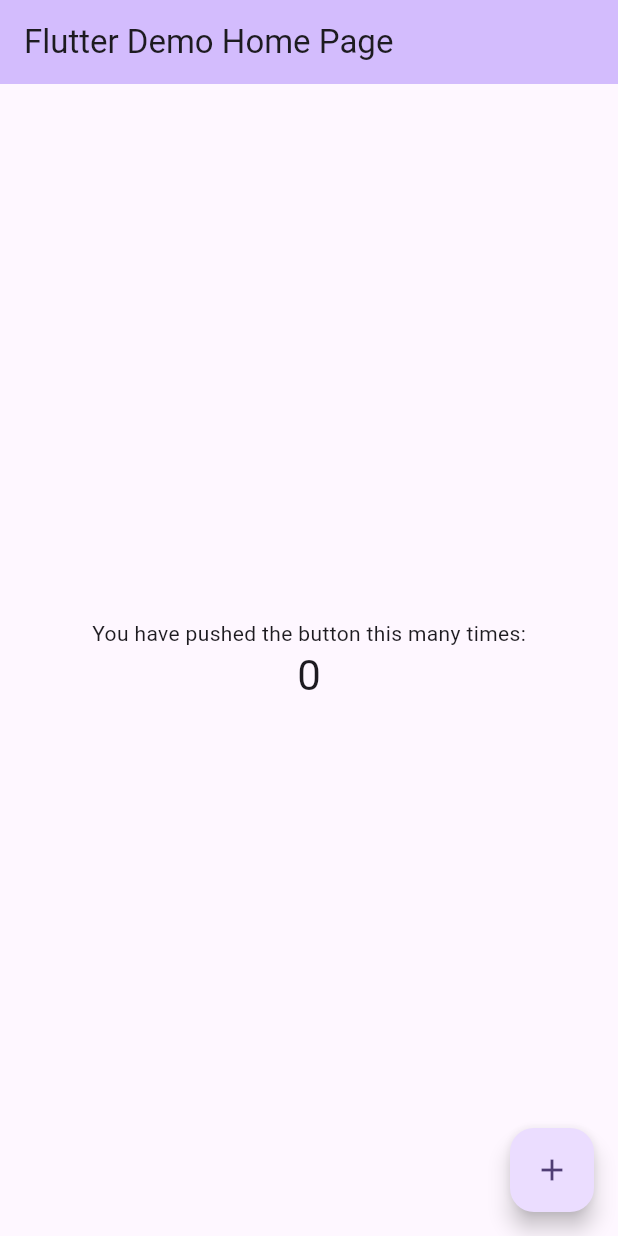
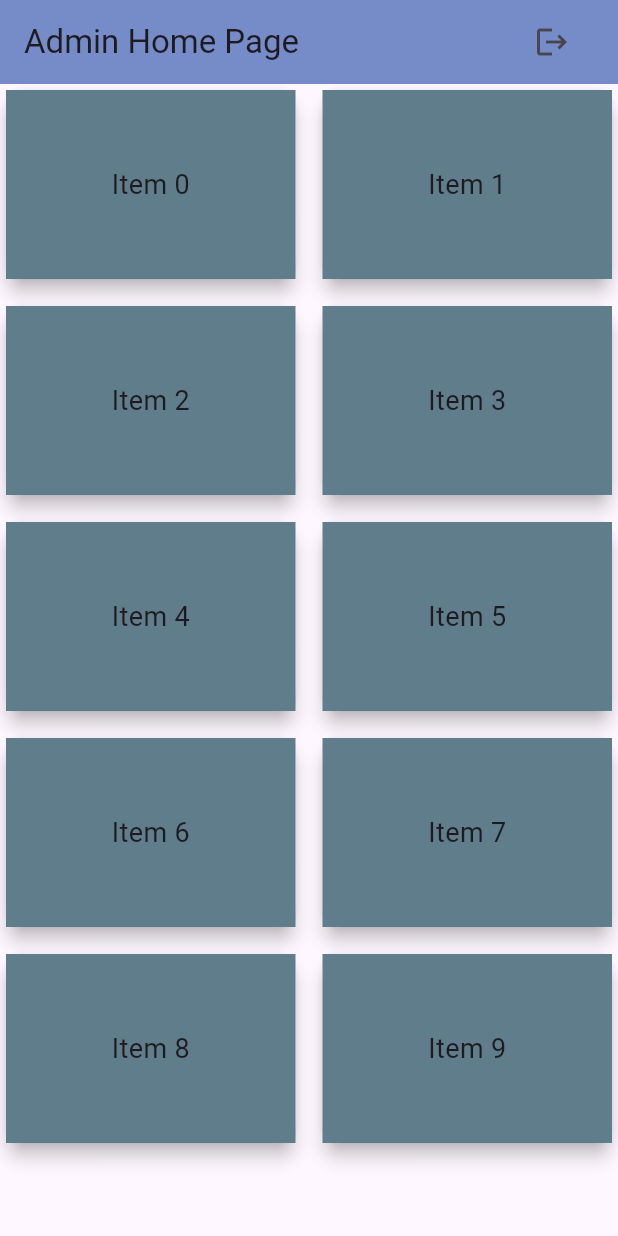
Before and after one commit to nycanshu/sanskriti_admin, a Flutter app: the screen it shows after launch, on a phone screen of 412 x 824 dp. Run offline on Flutter 3.47's test engine with Material 3 defaults, Android fonts, the phone set to English and light mode, and no system bars; our stand-ins replace firebase_auth, firebase_core, get; accounts and stored records are empty.

Commit message:
updated homepage

```diff
--- a/lib/main.dart
+++ b/lib/main.dart
@@ -1,6 +1,22 @@
+import 'package:firebase_core/firebase_core.dart';
 import 'package:flutter/material.dart';
+import 'package:get/get.dart';
+import 'package:sanskriti_admin/view/home_page.dart';
+import 'package:sanskriti_admin/view/welcome_page.dart';
 
-void main() {
+void main() async {
+  WidgetsFlutterBinding.ensureInitialized();
+  await Firebase.initializeApp(
+      options: FirebaseOptions(
+          apiKey: "AIzaSyC4JnP6PYZ6UoELCM_dPSUP--IRHIYzzQ4",
+          authDomain: "sanskriti-by-okay-anshu.firebaseapp.com",
+          databaseURL:
+              "https://sanskriti-by-okay-anshu-default-rtdb.asia-southeast1.firebasedatabase.app",
+          projectId: "sanskriti-by-okay-anshu",
+          storageBucket: "sanskriti-by-okay-anshu.appspot.com",
+          messagingSenderId: "43440781583",
+          appId: "1:43440781583:web:814614fd4c58535a1aa67a",
+          measurementId: "G-R5LD38S44N"));
   runApp(const MyApp());
 }
 
@@ -10,116 +26,14 @@
   // This widget is the root of your application.
   @override
   Widget build(BuildContext context) {
-    return MaterialApp(
-      title: 'Flutter Demo',
+    return GetMaterialApp(
+      debugShowCheckedModeBanner: false,
       theme: ThemeData(
-        // This is the theme of your application.
-        //
-        // TRY THIS: Try running your application with "flutter run". You'll see
-        // the application has a purple toolbar. Then, without quitting the app,
-        // try changing the seedColor in the colorScheme below to Colors.green
-        // and then invoke "hot reload" (save your changes or press the "hot
-        // reload" button in a Flutter-supported IDE, or press "r" if you used
-        // the command line to start the app).
-        //
-        // Notice that the counter didn't reset back to zero; the application
-        // state is not lost during the reload. To reset the state, use hot
-        // restart instead.
-        //
-        // This works for code too, not just values: Most code changes can be
-        // tested with just a hot reload.
         colorScheme: ColorScheme.fromSeed(seedColor: Colors.deepPurple),
         useMaterial3: true,
       ),
-      home: const MyHomePage(title: 'Flutter Demo Home Page'),
+      title: 'Sanskriti Admin App',
+      home: const HomePage(),
     );
   }
 }
-
-class MyHomePage extends StatefulWidget {
-  const MyHomePage({super.key, required this.title});
-
-  // This widget is the home page of your application. It is stateful, meaning
-  // that it has a State object (defined below) that contains fields that affect
-  // how it looks.
-
-  // This class is the configuration for the state. It holds the values (in this
-  // case the title) provided by the parent (in this case the App widget) and
-  // used by the build method of the State. Fields in a Widget subclass are
-  // always marked "final".
-
-  final String title;
-
-  @override
-  State<MyHomePage> createState() => _MyHomePageState();
-}
-
-class _MyHomePageState extends State<MyHomePage> {
-  int _counter = 0;
-
-  void _incrementCounter() {
-    setState(() {
-      // This call to setState tells the Flutter framework that something has
-      // changed in this State, which causes it to rerun the build method below
-      // so that the display can reflect the updated values. If we changed
-      // _counter without calling setState(), then the build method would not be
-      // called again, and so nothing would appear to happen.
-      _counter++;
-    });
-  }
-
-  @override
-  Widget build(BuildContext context) {
-    // This method is rerun every time setState is called, for instance as done
-    // by the _incrementCounter method above.
-    //
-    // The Flutter framework has been optimized to make rerunning build methods
-    // fast, so that you can just rebuild anything that needs updating rather
-    // than having to individually change instances of widgets.
-    return Scaffold(
-      appBar: AppBar(
-        // TRY THIS: Try changing the color here to a specific color (to
-        // Colors.amber, perhaps?) and trigger a hot reload to see the AppBar
-        // change color while the other colors stay the same.
-        backgroundColor: Theme.of(context).colorScheme.inversePrimary,
-        // Here we take the value from the MyHomePage object that was created by
-        // the App.build method, and use it to set our appbar title.
-        title: Text(widget.title),
-      ),
-      body: Center(
-        // Center is a layout widget. It takes a single child and positions it
-        // in the middle of the parent.
-        child: Column(
-          // Column is also a layout widget. It takes a list of children and
-          // arranges them vertically. By default, it sizes itself to fit its
-          // children horizontally, and tries to be as tall as its parent.
-          //
-          // Column has various properties to control how it sizes itself and
-          // how it positions its children. Here we use mainAxisAlignment to
-          // center the children vertically; the main axis here is the vertical
-          // axis because Columns are vertical (the cross axis would be
-          // horizontal).
-          //
-          // TRY THIS: Invoke "debug painting" (choose the "Toggle Debug Paint"
-          // action in the IDE, or press "p" in the console), to see the
-          // wireframe for each widget.
-          mainAxisAlignment: MainAxisAlignment.center,
-          children: <Widget>[
-            const Text(
-              'You have pushed the button this many times:',
-            ),
-            Text(
-              '$_counter',
-              style: Theme.of(context).textTheme.headlineMedium,
-            ),
-          ],
-        ),
-      ),
-      floatingActionButton: FloatingActionButton(
-        onPressed: _incrementCounter,
-        tooltip: 'Increment',
-        child: const Icon(Icons.add),
-      ), // This trailing comma makes auto-formatting nicer for build methods.
-    );
-  }
-}
--- /dev/null
+++ b/lib/utils/app_colors.dart
@@ -0,0 +1,13 @@
+import 'package:flutter/cupertino.dart';
+
+class AppColors {
+  static const lightsky = Color(0xFFA6C0FF);
+  static const whiteshade = Color(0xFFF8F9FA);
+  static const blue = Color(0xFF497fff);
+  static const lightblueshade = Color(0xFF758CC8);
+  static const grayshade = Color(0xFFEBEBEB);
+  static const lightblue = Color(0xFF4B68D1);
+  static const blackshade = Color(0xFF555555);
+  static const black = Color(0xFF000000);
+  static const hintText = Color(0xFFC7C7CD);
+}
--- /dev/null
+++ b/lib/view/home_page.dart
@@ -0,0 +1,60 @@
+import 'package:flutter/material.dart';
+import 'package:get/get.dart';
+import 'package:sanskriti_admin/controller/auth_controller.dart';
+import 'package:sanskriti_admin/utils/app_colors.dart';
+
+class HomePage extends StatelessWidget {
+  const HomePage({Key? key});
+
+  @override
+  Widget build(BuildContext context) {
+    AuthController authController = Get.put(AuthController());
+    return Scaffold(
+      appBar: AppBar(
+        backgroundColor: AppColors.lightblueshade,
+        title: const Text("Admin Home Page"),
+        actions: [
+          Padding(
+            padding: const EdgeInsets.only(right: 20),
+            child: IconButton(
+              onPressed: () {
+                authController.logOut();
+              },
+              icon: const Icon(Icons.logout),
+            ),
+          ),
+        ],
+      ),
+      body: Column(
+        children: [
+          Expanded(
+            child: GridView.builder(
+              gridDelegate: SliverGridDelegateWithFixedCrossAxisCount(
+                crossAxisCount: MediaQuery.of(context).size.width > 600 ? 4 : 2,
+                crossAxisSpacing: 10,
+                mainAxisSpacing: 10,
+                childAspectRatio: 3 / 2, // Adjust aspect ratio as needed
+              ),
+              itemCount: 10,
+              itemBuilder: (context, index) {
+                return Card(
+                  elevation: 5,
+                  child: Container(
+                    padding: EdgeInsets.all(20),
+                    color: Colors.blueGrey, // Add color for demonstration
+                    child: Center(
+                      child: Text(
+                        'Item $index',
+                        style: TextStyle(fontSize: 18),
+                      ),
+                    ),
+                  ),
+                );
+              },
+            ),
+          )
+        ],
+      ),
+    );
+  }
+}
```
Also changed, not shown: lib/controller/auth_controller.dart (added, +62 -0 lines), lib/utils/custom_button.dart (added, +33 -0 lines), lib/utils/custom_formfield.dart (added, +71 -0 lines), lib/utils/custom_header.dart (added, +38 -0 lines), lib/utils/custom_richtext.dart (added, +36 -0 lines), lib/utils/text_styles.dart (added, +20 -0 lines), lib/view/welcome_page.dart (added, +113 -0 lines), pubspec.yaml (+6 -3 lines), images/app_logo.png (added), pubspec.lock, 3 other files.
